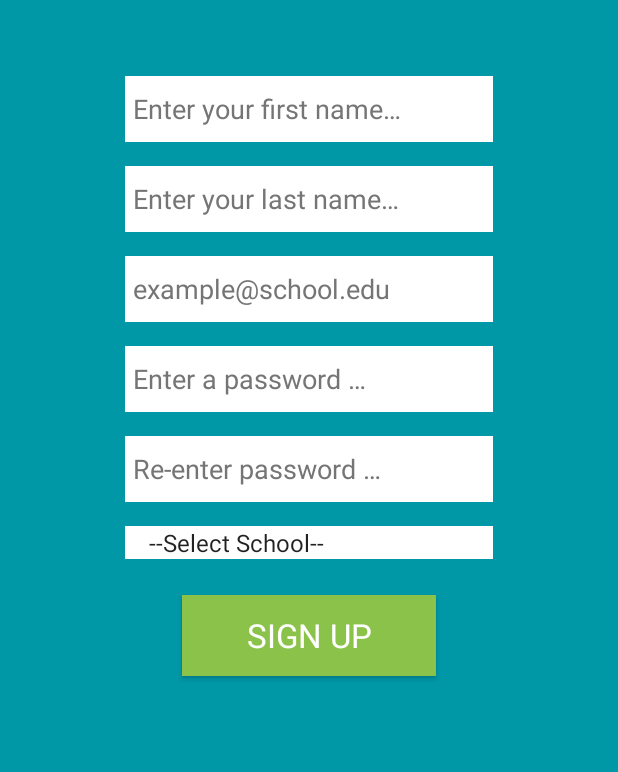
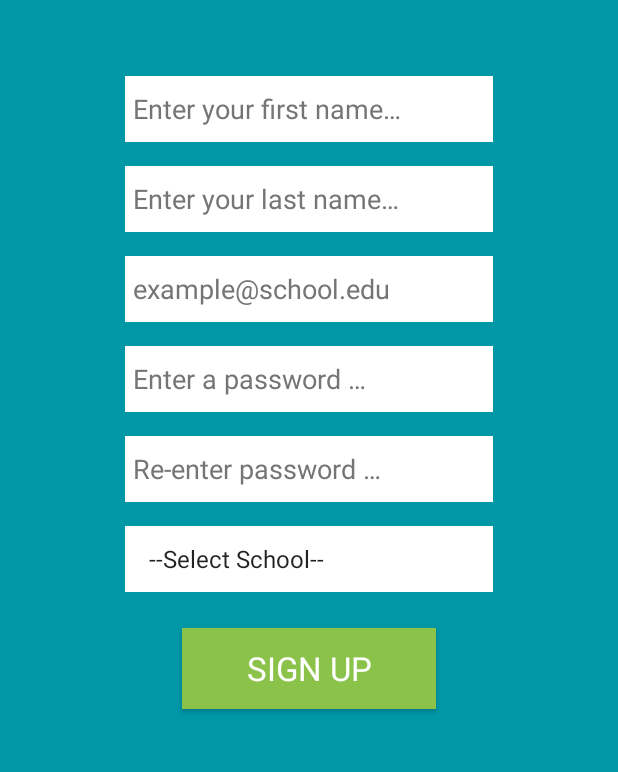
Before and after one commit to ancelet1990/BookXchange, an Android app: the layout activity_sign_up.xml on its own in the app's theme, with its tools: preview values and no code run, on a phone screen of 412 x 824 dp, the part 164-936 px from its top. Run offline under Robolectric (Android 15) with nearby library versions, the light colour scheme and no system bars.

Commit message:
fixed spinner (kinda, i think)

```diff
--- a/app/src/main/AndroidManifest.xml
+++ b/app/src/main/AndroidManifest.xml
@@ -28,7 +28,8 @@
         <activity
             android:name=".SellActivity"
             android:label="Post Books for Sale" />
-        <activity android:name=".LoginActivity">
+        <activity android:name=".LoginActivity"
+            android:theme="@style/Theme.AppCompat.Light.NoActionBar">
             <intent-filter>
                 <action android:name="android.intent.action.MAIN" />
 
--- a/app/src/main/res/layout/activity_sign_up.xml
+++ b/app/src/main/res/layout/activity_sign_up.xml
@@ -85,7 +85,7 @@
         android:id="@+id/spinnerSchool"
         style="@style/school_spinner_Style"
         android:layout_width="245dp"
-        android:layout_height="0dp"
+        android:layout_height="44dp"
         android:layout_marginStart="8dp"
         android:layout_marginLeft="8dp"
         android:layout_marginTop="16dp"
```
